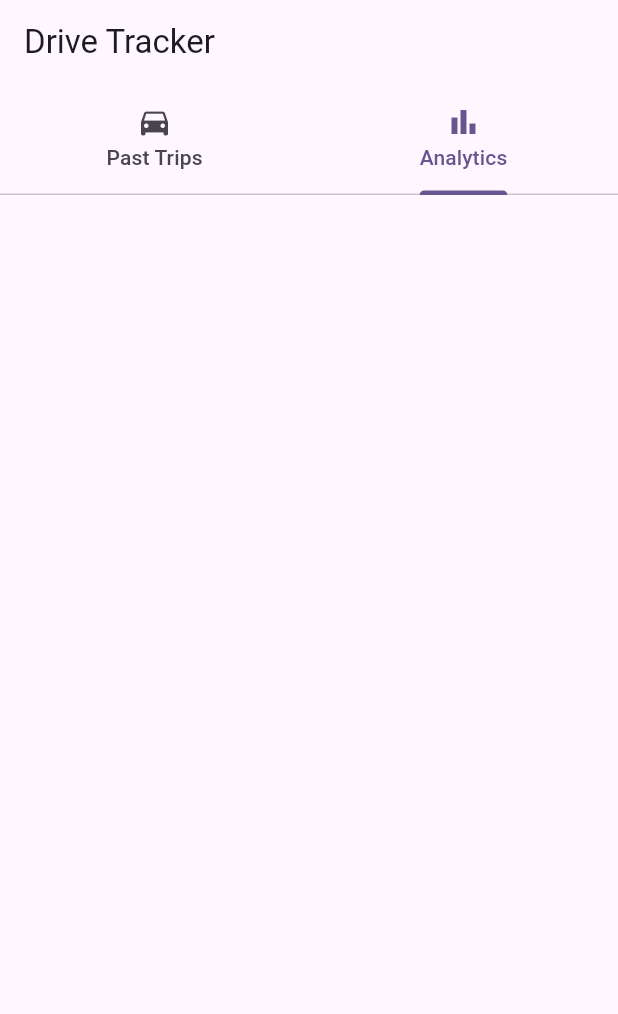
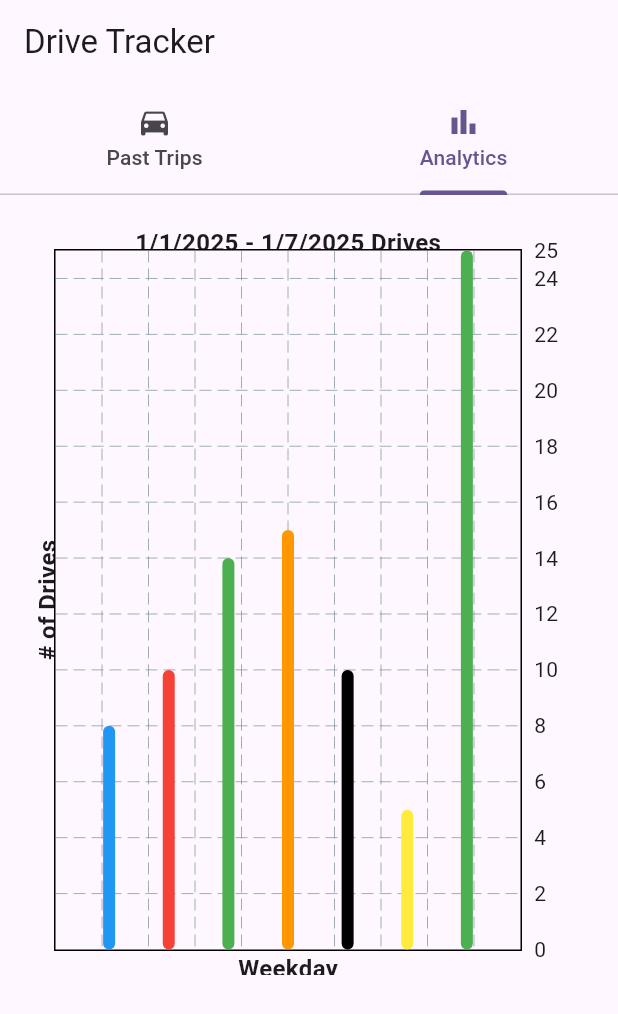
Before and after one commit to iglesias-johnluke/drive_detection_app, a Flutter app: the screen it shows after launch, tab 2 chosen, on a phone screen of 412 x 824 dp. Shown: the top 1014 px of the screen. Run offline on Flutter 3.47's test engine with Material 3 defaults, Android fonts, the phone set to English and light mode, and no system bars; drawn by our look-alikes of fl_chart.

Commit message:
Chart UI

```diff
--- a/lib/main.dart
+++ b/lib/main.dart
@@ -1,9 +1,5 @@
 import 'package:flutter/material.dart';
 import 'package:fl_chart/fl_chart.dart';
-import 'dart:math';
-
-
-
 
 void main() {
   runApp(const MyApp());
@@ -61,11 +57,75 @@ class _MyHomePageState extends State<MyHomePage> {
 
   Widget analyticsTab(){
     return Column(
-      mainAxisAlignment: MainAxisAlignment.start,
-      children: <Widget>[
-    ],
+      children: [
+        Container(
+          padding: EdgeInsets.all(20),
+          child: SizedBox(
+            height: 500,
+            child: tripsBarChart(),
+          ),
+        )
+      ],
+    )
+      ;
+  }
+Widget tripsBarChart(){
+
+    AxisTitles chartAxisTitle(String title) => AxisTitles(
+        axisNameWidget: Text(
+          title,
+          style: TextStyle(fontSize: 16, fontWeight: FontWeight.bold),
+        )
     );
-  }
+
+    List<BarChartGroupData> _generateBarGroups() {
+      List<BarChartGroupData> output = [
+        BarChartGroupData(
+          x: 0,
+          barRods: [BarChartRodData(toY: 8, color: Colors.blue)],
+        ),
+        BarChartGroupData(
+          x: 1,
+          barRods: [BarChartRodData(toY: 10, color: Colors.red)],
+        ),
+        BarChartGroupData(
+          x: 2,
+          barRods: [BarChartRodData(toY: 14, color: Colors.green)],
+        ),
+        BarChartGroupData(
+          x: 3,
+          barRods: [BarChartRodData(toY: 15, color: Colors.orange)],
+        ),
+        BarChartGroupData(
+          x: 4,
+          barRods: [BarChartRodData(toY: 10, color: Colors.black)],
+        ),
+        BarChartGroupData(
+          x: 5,
+          barRods: [BarChartRodData(toY: 5, color: Colors.yellow)],
+        ),
+        BarChartGroupData(
+          x: 6,
+          barRods: [BarChartRodData(toY: 25, color: Colors.green)],
+        ),
+      ];
+      print("mongus");
+      print( output);
+      return output;
+    }
+
+    return BarChart(
+      BarChartData(
+        barGroups: _generateBarGroups(),
+        borderData: FlBorderData(show: true),
+        titlesData: FlTitlesData(
+          topTitles: chartAxisTitle('1/1/2025 - 1/7/2025 Drives'),
+          leftTitles: chartAxisTitle('# of Drives'),
+          bottomTitles: chartAxisTitle('Weekday'),
+      ),
+    )
+    );
+}
 
   Widget pastTripTab(){
     return Column(
```
